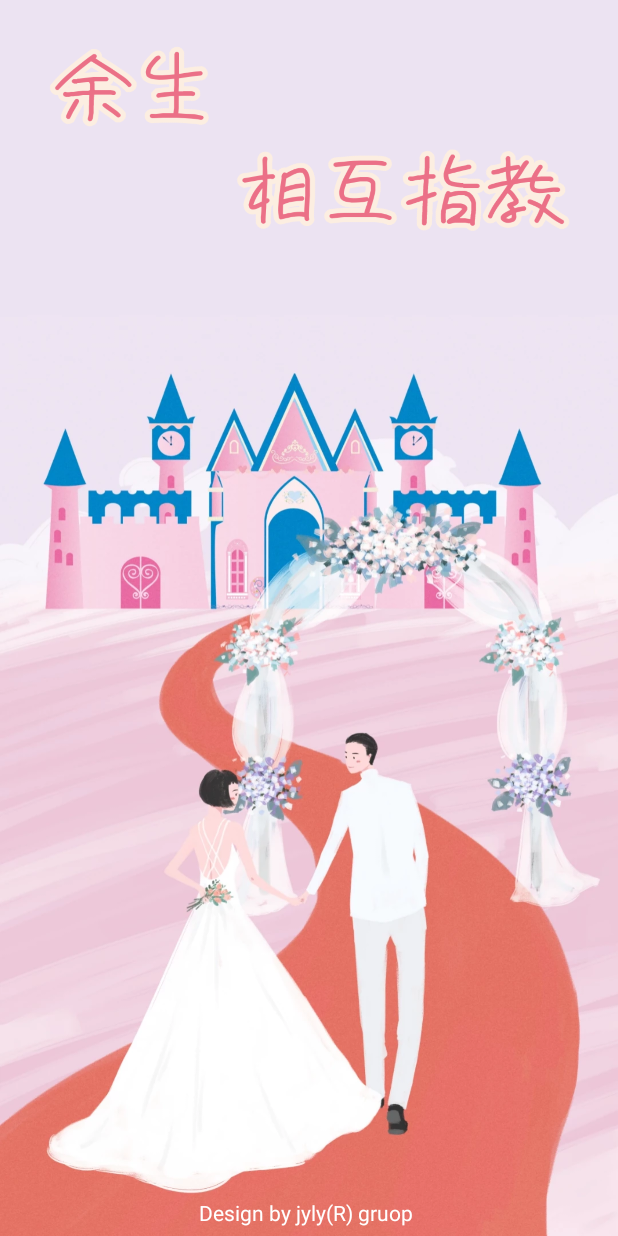
After one commit to yukaida/JYLY, an Android app: the SplashActivity screen opened directly, with no data from a screen before it, on a phone screen of 412 x 824 dp. The commit adds this screen. Run offline under Robolectric (Android 15) with nearby library versions, the phone set to English and light mode, and no system bars.

Commit message:
添加启动页

```diff
--- /dev/null
+++ b/app/src/main/java/com/example/administrator/jyly/Activity_add/SplashActivity.java
@@ -0,0 +1,53 @@
+package com.example.administrator.jyly.Activity_add;
+
+import android.content.Intent;
+import android.graphics.Color;
+import android.os.Handler;
+import android.os.Message;
+import android.support.v7.app.AppCompatActivity;
+import android.os.Bundle;
+import android.view.View;
+import android.view.Window;
+import android.view.WindowManager;
+
+import com.example.administrator.jyly.MainActivity;
+import com.example.administrator.jyly.R;
+
+public class SplashActivity extends AppCompatActivity {
+    public Handler handler = new Handler(){
+        @Override
+        public void handleMessage(Message msg) {
+            super.handleMessage(msg);
+            next();
+        }
+    };
+
+    private void next() {
+        Intent intent_toMainActivity = new Intent(this, MainActivity.class);
+        startActivity(intent_toMainActivity);
+    }
+
+    @Override
+    protected void onCreate(Bundle savedInstanceState) {
+        super.onCreate(savedInstanceState);
+        setContentView(R.layout.activity_splash);
+
+        View decorView = getWindow().getDecorView();
+        int option = View.SYSTEM_UI_FLAG_LAYOUT_FULLSCREEN
+                | View.SYSTEM_UI_FLAG_LAYOUT_STABLE;
+        decorView.setSystemUiVisibility(option);
+        getWindow().setStatusBarColor(Color.TRANSPARENT);
+//        Window window = getWindow();
+//        window.addFlags(WindowManager.LayoutParams.FLAG_DRAWS_SYSTEM_BAR_BACKGROUNDS);
+//        window.clearFlags(WindowManager.LayoutParams.FLAG_TRANSLUCENT_STATUS);
+//        window.getDecorView().setSystemUiVisibility(View.SYSTEM_UI_FLAG_LIGHT_STATUS_BAR);
+//        //设置沉浸式状态栏
+
+        handler.postDelayed(new Runnable() {
+            @Override
+            public void run() {
+                handler.sendEmptyMessage(0);
+            }
+        },3000);
+    }
+}
--- a/app/src/main/java/com/example/administrator/jyly/we/We_recyclerView_adapter.java
+++ b/app/src/main/java/com/example/administrator/jyly/we/We_recyclerView_adapter.java
@@ -14,6 +14,8 @@ import android.view.ViewGroup;
 import android.widget.ImageView;
 import android.widget.TextView;
 import android.widget.Toast;
+
+import com.example.administrator.jyly.Activity_add.SplashActivity;
 import com.example.administrator.jyly.JoinActivity;
 import com.example.administrator.jyly.MyPublish.MyPublishActivity;
 import com.example.administrator.jyly.R;
@@ -64,7 +66,7 @@ public class We_recyclerView_adapter extends RecyclerView.Adapter<We_recyclerVie
                         break;
 
                     case 2:
-                        Intent intent_toHunli = new Intent(context1, Activity_webview.class);
+                        Intent intent_toHunli = new Intent(context1, SplashActivity.class);
                         context1.startActivity(intent_toHunli);
                         break;
 
--- /dev/null
+++ b/app/src/main/res/layout/activity_splash.xml
@@ -0,0 +1,25 @@
+<?xml version="1.0" encoding="utf-8"?>
+<android.support.constraint.ConstraintLayout xmlns:android="http://schemas.android.com/apk/res/android"
+    xmlns:app="http://schemas.android.com/apk/res-auto"
+    xmlns:tools="http://schemas.android.com/tools"
+    android:layout_width="match_parent"
+    android:layout_height="match_parent"
+    tools:context=".Activity_add.SplashActivity"
+    android:background="@drawable/slpashpicture">
+
+    <TextView
+        android:id="@+id/textView4"
+        android:layout_width="182dp"
+        android:layout_height="31dp"
+        android:layout_marginStart="8dp"
+        android:layout_marginEnd="8dp"
+        android:gravity="center"
+        android:shadowColor="#00181717"
+        android:text="Design by jyly(R) gruop "
+        android:textColor="#FFFFFF"
+        android:textColorHint="#00AA2626"
+        app:layout_constraintBottom_toBottomOf="parent"
+        app:layout_constraintEnd_toEndOf="parent"
+        app:layout_constraintHorizontal_bias="0.497"
+        app:layout_constraintStart_toStartOf="parent" />
+</android.support.constraint.ConstraintLayout>
--- a/app/src/main/res/layout/home_fragment.xml
+++ b/app/src/main/res/layout/home_fragment.xml
@@ -7,6 +7,12 @@
     tools:layout_editor_absoluteY="25dp"
 
     >
+
+    <android.support.constraint.ConstraintLayout
+        android:layout_width="match_parent"
+        android:layout_height="match_parent">
+
+    </android.support.constraint.ConstraintLayout>
 
     <TextView
         android:id="@+id/textView_weizhi"
```
Also changed, not shown: app/src/main/AndroidManifest.xml (+5 -3 lines), app/src/main/res/drawable/slpashpicture.png (added).
